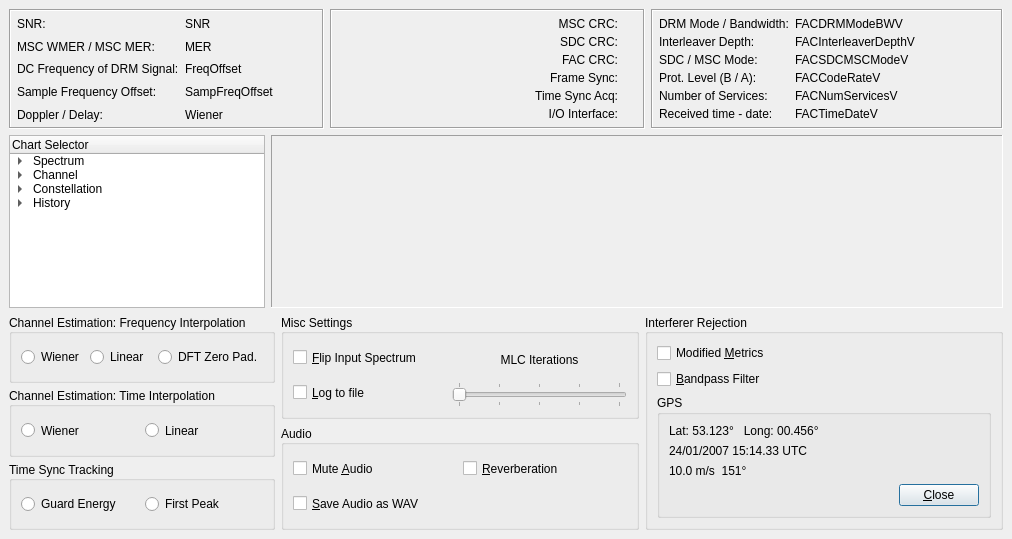
Above: dream/src/GUI-QT/systemevalDlgbase.ui from mmjee/dream-patched before the change. Below: the same form after it.
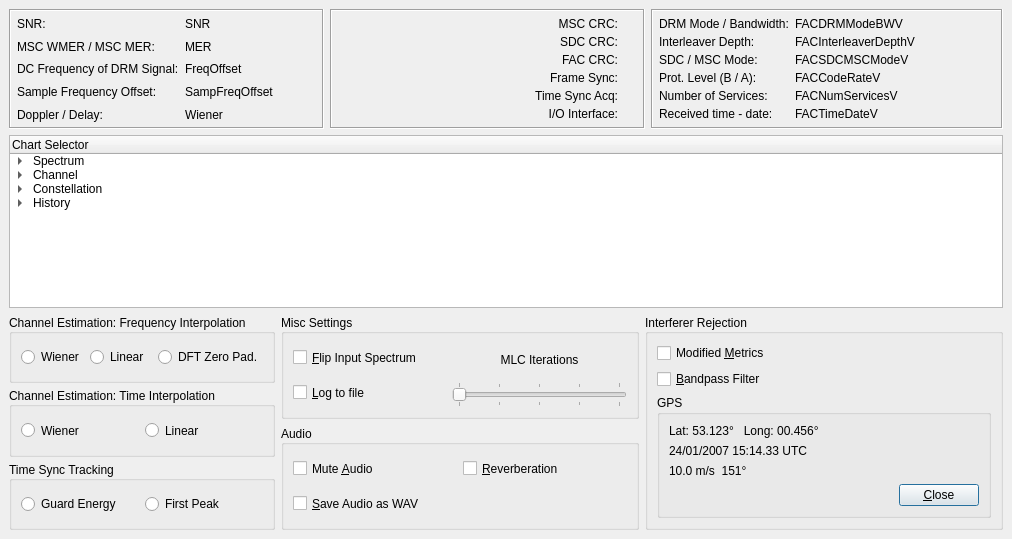
That is the form after the change. Icons and pictures are not drawn. Custom widgets are drawn as their Qt base class.

Commit message: resolve layout problems using layout objects in Designer.

```diff
--- a/dream/src/GUI-QT/systemevalDlgbase.ui
+++ b/dream/src/GUI-QT/systemevalDlgbase.ui
@@ -18,7 +18,7 @@
     <normaloff>:/icons/MainIcon.svg</normaloff>:/icons/MainIcon.svg</iconset>
   </property>
   <widget class="QWidget" name="centralwidget">
-   <layout class="QVBoxLayout" name="verticalLayout_6">
+   <layout class="QVBoxLayout" name="verticalLayout_2">
     <item>
      <layout class="QHBoxLayout" name="display">
       <property name="spacing">
@@ -990,7 +990,7 @@
       <item>
        <widget class="QTreeWidget" name="chartSelector">
         <property name="sizePolicy">
-         <sizepolicy hsizetype="Minimum" vsizetype="Expanding">
+         <sizepolicy hsizetype="Preferred" vsizetype="Expanding">
           <horstretch>0</horstretch>
           <verstretch>0</verstretch>
          </sizepolicy>
@@ -1182,37 +1182,7 @@
        </widget>
       </item>
       <item>
-       <widget class="QFrame" name="framePlot">
-        <property name="sizePolicy">
-         <sizepolicy hsizetype="Expanding" vsizetype="Expanding">
-          <horstretch>0</horstretch>
-          <verstretch>0</verstretch>
-         </sizepolicy>
-        </property>
-        <property name="frameShape">
-         <enum>QFrame::Panel</enum>
-        </property>
-        <property name="frameShadow">
-         <enum>QFrame::Sunken</enum>
-        </property>
-        <layout class="QVBoxLayout" name="verticalLayout_2">
-         <property name="spacing">
-          <number>0</number>
-         </property>
-         <property name="leftMargin">
-          <number>0</number>
-         </property>
-         <property name="topMargin">
-          <number>0</number>
-         </property>
-         <property name="rightMargin">
-          <number>0</number>
-         </property>
-         <property name="bottomMargin">
-          <number>0</number>
-         </property>
-        </layout>
-       </widget>
+       <layout class="QVBoxLayout" name="plotLayout"/>
       </item>
      </layout>
     </item>
```
Left out of the diff: 2 changed lines with no effect on the pictures. The commit also changes 22 other files.
